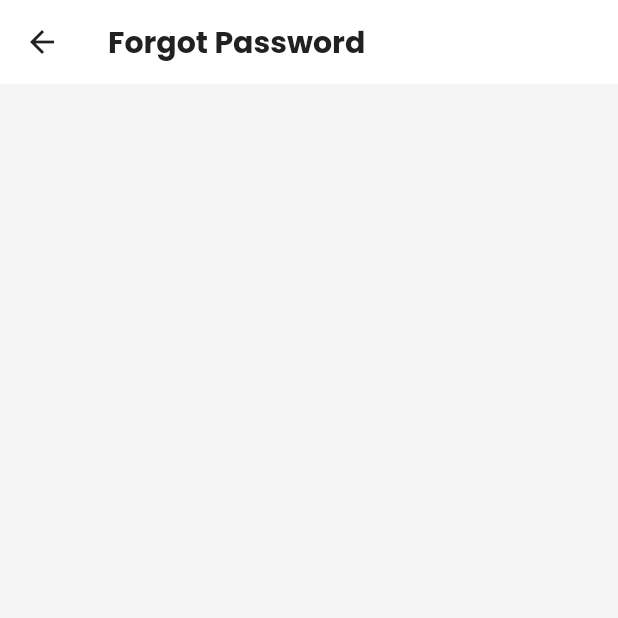
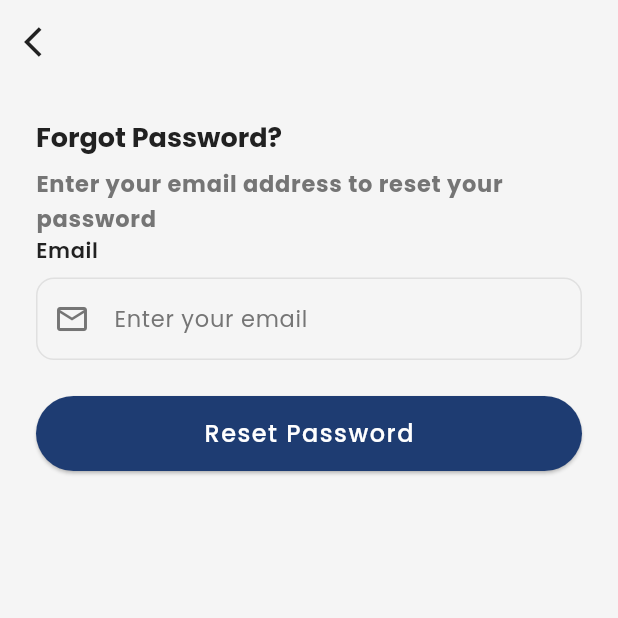
Before and after one commit to kirbybucket/flutter-multi-vendor-store, a Flutter app: the ForgotPasswordScreen screen opened directly, on a phone screen of 412 x 824 dp, the top half of it. Run offline on Flutter 3.47's test engine with Material 3 defaults, Android fonts, the phone set to English and light mode, and no system bars; our stand-ins replace get, google_fonts, loading_animation_widget, shared_preferences; accounts and stored records are empty.

Commit message:
feat(auth): implement forgot password screen UI
- Add email input field with validation using ValidationUtils

- Create responsive layout with theme-aware styling

- Implement CustomButton with disabled state handling

- Add back navigation in app bar with transparent background

- Include instructional text for password reset flow

- Set up validation state management for email field

```diff
--- a/lib/features/auth/views/screens/forgot_password_screen.dart
+++ b/lib/features/auth/views/screens/forgot_password_screen.dart
@@ -1,13 +1,83 @@
 import 'package:flutter/material.dart';
+import 'package:flutter_multi_vendor_store/core/common/utils/validation_utils.dart';
+import 'package:flutter_multi_vendor_store/core/common/widgets/custom_button.dart';
+import 'package:flutter_multi_vendor_store/core/config/theme/app_colors.dart';
+import 'package:flutter_multi_vendor_store/features/auth/views/widgets/custom_text_field.dart';
 
-class ForgotPasswordScreen extends StatelessWidget {
+class ForgotPasswordScreen extends StatefulWidget {
   const ForgotPasswordScreen({super.key});
 
   @override
+  State<ForgotPasswordScreen> createState() => _ForgotPasswordScreenState();
+}
+
+class _ForgotPasswordScreenState extends State<ForgotPasswordScreen> {
+  final TextEditingController emailController = TextEditingController();
+  String? emailError;
+
+  void validateInputs() {
+    setState(() {
+      emailError = ValidationUtils.validateEmail(emailController.text);
+    });
+  }
+
+  bool get isValid => emailError == null;
+
+  @override
   Widget build(BuildContext context) {
+    final isDark = Theme.of(context).brightness == Brightness.dark;
     return Scaffold(
       appBar: AppBar(
-        title: const Text('Forgot Password'),
+        backgroundColor: Colors.transparent,
+        elevation: 0,
+        leading: IconButton(
+          onPressed: () => Navigator.of(context).pop(),
+          icon: Icon(
+            Icons.arrow_back_ios,
+            color: isDark ? Colors.white : AppColors.textDark,
+          ),
+        ),
+      ),
+      body: Padding(
+        padding: const EdgeInsets.all(24),
+        child: Column(
+          crossAxisAlignment: CrossAxisAlignment.start,
+          children: [
+            Text(
+              'Forgot Password?',
+              style: Theme.of(context).textTheme.headlineMedium?.copyWith(
+                    color: isDark ? Colors.white : AppColors.textDark,
+                    fontWeight: FontWeight.bold,
+                  ),
+            ),
+            const SizedBox(height: 8),
+            Text(
+              'Enter your email address to reset your password',
+              style: Theme.of(context).textTheme.bodyLarge?.copyWith(
+                    color: isDark ? Colors.white : AppColors.textLight,
+                    fontWeight: FontWeight.bold,
+                  ),
+            ),
+            CustomTextField(
+              label: 'Email',
+              hintText: 'Enter your email',
+              prefixIcon: Icons.email_outlined,
+              controller: emailController,
+              keyboardType: TextInputType.emailAddress,
+              errorText: emailError,
+              onChanged: (value) => validateInputs(),
+            ),
+            const SizedBox(height: 24),
+            CustomButton(
+              text: 'Reset Password',
+              onPressed: () {
+                validateInputs();
+                // password reset
+              },
+              isDisabled: !isValid,
+            )
+          ],
+        ),
       ),
     );
   }
```
